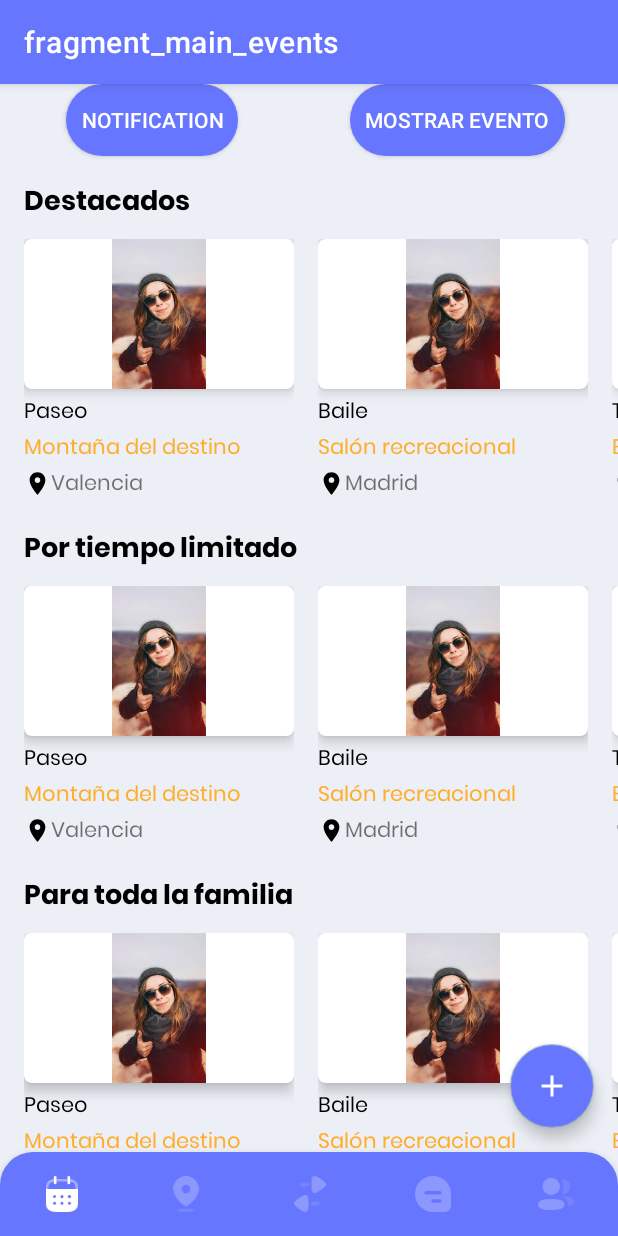
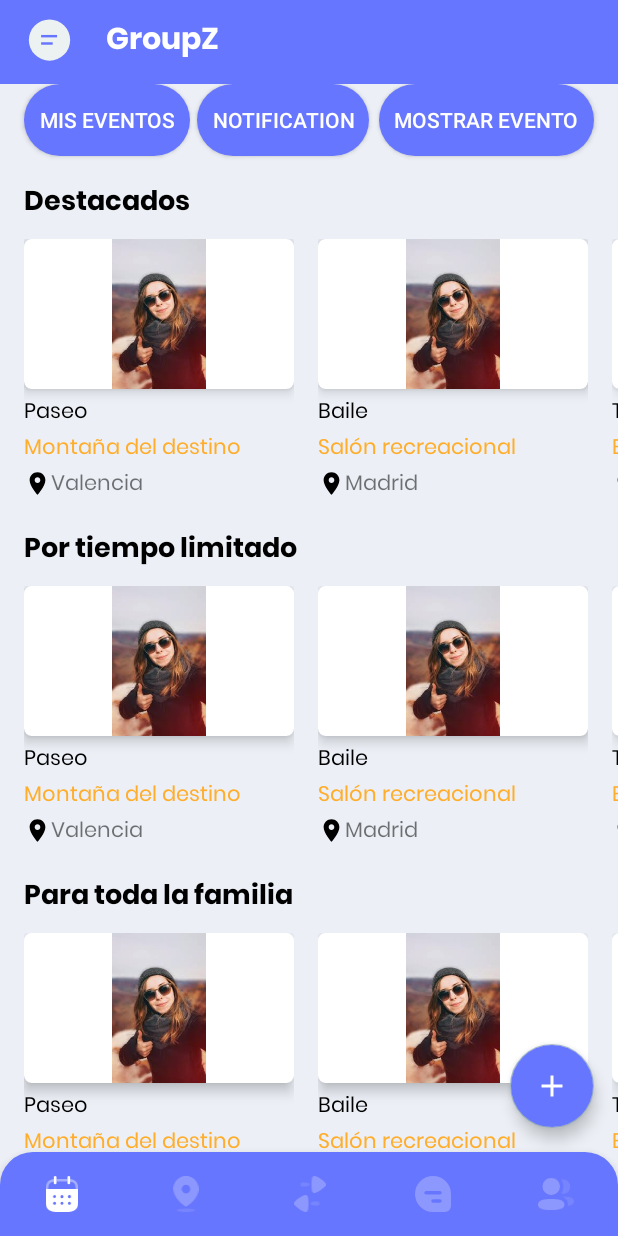
Before and after one commit to AndresOtalora01/GroupZ, an Android app: the MainEventsFragment screen opened through its navigation route, on a phone screen of 412 x 824 dp. Run offline under Robolectric (Android 15) with nearby library versions, the phone set to English and light mode, and no system bars; our stand-ins replace navigation-ui.

Commit message:
se ha añadido el navigation view, se ha añadido el fragmen de mis eventos, se a modificado la tool bar para que sea parte del layout, se an movido 2 fragments del entri_nav al main Nav i se an modificado un poca la navegavilidad para que funcionen de la misma manera

```diff
--- a/app/build.gradle
+++ b/app/build.gradle
@@ -45,9 +45,9 @@ dependencies {
     implementation 'androidx.constraintlayout:constraintlayout:2.0.4'
     implementation 'com.google.firebase:firebase-auth:20.0.2'
     implementation 'androidx.legacy:legacy-support-v4:1.0.0'
-    implementation 'androidx.navigation:navigation-fragment-ktx:2.3.2'
-    implementation 'androidx.navigation:navigation-ui-ktx:2.3.2'
-    implementation 'com.google.firebase:firebase-firestore:22.0.1'
+    implementation 'androidx.navigation:navigation-fragment-ktx:2.3.3'
+    implementation 'androidx.navigation:navigation-ui-ktx:2.3.3'
+    implementation 'com.google.firebase:firebase-firestore:22.0.2'
     implementation 'com.google.firebase:firebase-storage-ktx:19.2.1'
     testImplementation 'junit:junit:4.13.1'
     androidTestImplementation 'androidx.test.ext:junit:1.1.2'
--- a/app/src/main/java/cat/copernic/groupz/ui/activities/main/MainActivity.kt
+++ b/app/src/main/java/cat/copernic/groupz/ui/activities/main/MainActivity.kt
@@ -3,36 +3,44 @@ package cat.copernic.groupz.ui.activities.main
 import androidx.appcompat.app.AppCompatActivity
 import android.os.Bundle
 import android.view.View
+import androidx.core.view.GravityCompat
+import androidx.drawerlayout.widget.DrawerLayout
 import androidx.navigation.findNavController
-import androidx.navigation.ui.AppBarConfiguration
-import androidx.navigation.ui.setupActionBarWithNavController
-import androidx.navigation.ui.setupWithNavController
+import androidx.navigation.ui.*
 import cat.copernic.groupz.R
 import cat.copernic.groupz.databinding.ActivityMainBinding
 import com.google.android.material.bottomnavigation.BottomNavigationView
+import com.google.android.material.navigation.NavigationView
 
 class MainActivity : AppCompatActivity() {
     private lateinit var binding: ActivityMainBinding
     override fun onCreate(savedInstanceState: Bundle?) {
         super.onCreate(savedInstanceState)
+        supportActionBar!!.hide()
+
         binding = ActivityMainBinding.inflate(layoutInflater)
         val view = binding.root
         setContentView(view)
 
-
+        binding.btnMenu.setOnClickListener {
+            binding.drawerLayout.openDrawer(GravityCompat.START)
+        }
         val bottomNavigationView = binding.bottomNavigationView
         val navController = findNavController(R.id.main_nav_host_fragment)
+        val navigationView = binding.mainNavigationView
         val appBarConfiguration = AppBarConfiguration(
             setOf(
                 R.id.mainEventsFragment,
                 R.id.nearbyPeopleFragment,
                 R.id.swipeFragment,
                 R.id.chatsListFragment,
-                R.id.groupsFragment
+                R.id.groupsFragment,
             )
         )
         setupActionBarWithNavController(navController, appBarConfiguration)
         bottomNavigationView.setupWithNavController(navController)
+        NavigationUI.setupWithNavController(navigationView,navController)
+
     }
 
 }
--- a/app/src/main/java/cat/copernic/groupz/ui/activities/main/fragments/SwipeFragment.kt
+++ b/app/src/main/java/cat/copernic/groupz/ui/activities/main/fragments/SwipeFragment.kt
@@ -8,8 +8,11 @@ import android.view.LayoutInflater
 import android.view.View
 import android.view.ViewGroup
 import android.widget.ImageButton
+import android.widget.TextView
+import androidx.appcompat.app.AppCompatActivity
 import androidx.fragment.app.Fragment
 import cat.copernic.groupz.R
+
 
 
 class SwipeFragment : Fragment() {
@@ -25,11 +28,12 @@ class SwipeFragment : Fragment() {
     override fun onViewCreated(view: View, savedInstanceState: Bundle?) {
         super.onViewCreated(view, savedInstanceState)
         var buttonDialog = view.findViewById<ImageButton>(R.id.btnLike)
-
         dialog = context?.let { Dialog(it) }!!
         buttonDialog.setOnClickListener {
             openMatchDialog()
         }
+
+
     }
 
     private fun openMatchDialog() {
--- a/app/src/main/java/cat/copernic/groupz/ui/activities/main/fragments/events/MainEventsFragment.kt
+++ b/app/src/main/java/cat/copernic/groupz/ui/activities/main/fragments/events/MainEventsFragment.kt
@@ -38,6 +38,9 @@ class MainEventsFragment : Fragment() {
 
         binding.btnNotifications.setOnClickListener {
             findNavController().navigate(R.id.action_mainEventsFragment_to_notificationsFragment)
+        }
+        binding.btnMiseventos.setOnClickListener {
+            findNavController().navigate(R.id.action_mainEventsFragment_to_mayEventsFragment)
         }
 
         mainCategoryRecycler = view.findViewById(R.id.mainRecyclerEvents)
--- /dev/null
+++ b/app/src/main/res/drawable/ic_menu.xml
@@ -0,0 +1,19 @@
+<vector xmlns:android="http://schemas.android.com/apk/res/android"
+    android:width="35dp"
+    android:height="35dp"
+    android:viewportWidth="109"
+    android:viewportHeight="108">
+  <path
+      android:pathData="M12.004,50.996a42.5,42 0,1 0,85 0a42.5,42 0,1 0,-85 0z"
+      android:fillColor="#ecf1f1"/>
+  <path
+      android:pathData="M37.234,43.145L70.034,43.145"
+      android:strokeWidth="5"
+      android:fillColor="#00000000"
+      android:strokeColor="#6776fe"/>
+  <path
+      android:pathData="M37.234,58.054L61.088,58.054"
+      android:strokeWidth="5"
+      android:fillColor="#00000000"
+      android:strokeColor="#6776fe"/>
+</vector>
--- a/app/src/main/res/layout/activity_main.xml
+++ b/app/src/main/res/layout/activity_main.xml
@@ -1,10 +1,19 @@
 <?xml version="1.0" encoding="utf-8"?>
-<androidx.constraintlayout.widget.ConstraintLayout xmlns:android="http://schemas.android.com/apk/res/android"
+
+<androidx.drawerlayout.widget.DrawerLayout xmlns:android="http://schemas.android.com/apk/res/android"
     xmlns:app="http://schemas.android.com/apk/res-auto"
     xmlns:tools="http://schemas.android.com/tools"
+    android:id="@+id/drawerLayout"
     android:layout_width="match_parent"
     android:layout_height="match_parent"
+    android:orientation="vertical"
     tools:context=".ui.activities.main.MainActivity">
+
+    <androidx.constraintlayout.widget.ConstraintLayout
+
+        android:layout_width="match_parent"
+        android:layout_height="match_parent">
+
 
 
         <com.google.android.material.bottomnavigation.BottomNavigationView
@@ -12,12 +21,45 @@
             android:layout_width="match_parent"
             android:layout_height="wrap_content"
             android:background="@drawable/rounded_menu"
+            app:itemIconTint="@color/nav_icon_color"
+            app:labelVisibilityMode="unlabeled"
             app:layout_constraintBottom_toBottomOf="parent"
             app:layout_constraintEnd_toEndOf="parent"
             app:layout_constraintStart_toStartOf="parent"
-        app:itemIconTint="@color/nav_icon_color"
-        app:labelVisibilityMode="unlabeled"
             app:menu="@menu/bottom_menu" />
+
+        <LinearLayout
+            android:id="@+id/layoutToolBar"
+            android:layout_width="match_parent"
+            android:layout_height="?actionBarSize"
+            android:background="@color/blue_primary"
+            android:gravity="center_vertical"
+            android:orientation="horizontal"
+            android:paddingStart="15dp"
+            android:paddingEnd="15dp"
+            app:layout_constraintEnd_toEndOf="parent"
+            app:layout_constraintStart_toStartOf="parent"
+            app:layout_constraintTop_toTopOf="parent" >
+
+            <ImageButton
+                android:id="@+id/btnMenu"
+                android:layout_width="35dp"
+                android:layout_height="35dp"
+                android:layout_marginRight="20dp"
+                android:background="@drawable/ic_menu"
+                />
+
+            <TextView
+                android:id="@+id/tvTittleToolBar"
+                android:layout_width="wrap_content"
+                android:layout_height="wrap_content"
+                android:gravity="center"
+                android:text="GroupZ"
+                android:fontFamily="@font/poppins_bold"
+                android:textColor="@color/white"
+                android:textSize="20sp"/>
+        </LinearLayout>
+
 
         <fragment
             android:id="@+id/main_nav_host_fragment"
@@ -25,9 +67,20 @@
             android:layout_width="match_parent"
             android:layout_height="match_parent"
             app:defaultNavHost="true"
+            android:layout_marginTop="?actionBarSize"
             app:layout_constraintBottom_toBottomOf="parent"
             app:layout_constraintEnd_toEndOf="parent"
             app:layout_constraintStart_toStartOf="parent"
-        app:layout_constraintTop_toTopOf="parent"
+            app:layout_constraintTop_toTopOf="@+id/layoutToolBar"
             app:navGraph="@navigation/main_nav" />
+
     </androidx.constraintlayout.widget.ConstraintLayout>
+
+    <com.google.android.material.navigation.NavigationView
+        android:id="@+id/mainNavigationView"
+        android:layout_width="wrap_content"
+        android:layout_height="match_parent"
+        android:layout_gravity="start"
+        app:headerLayout="@layout/header_navigation_vew"
+        app:menu="@menu/main_navegation_menu" />
+</androidx.drawerlayout.widget.DrawerLayout>
--- a/app/src/main/res/layout/fragment_main_events.xml
+++ b/app/src/main/res/layout/fragment_main_events.xml
@@ -12,10 +12,23 @@
         android:id="@+id/btnNotifications"
         android:layout_width="wrap_content"
         android:layout_height="wrap_content"
-        android:layout_marginStart="44dp"
         android:background="@drawable/custom_button"
         android:padding="10dp"
         android:text="notification"
+        android:textColor="@color/white"
+        app:layout_constraintEnd_toEndOf="parent"
+        app:layout_constraintHorizontal_bias="0.441"
+        app:layout_constraintStart_toStartOf="parent"
+        app:layout_constraintTop_toTopOf="parent" />
+
+    <android.widget.Button
+        android:id="@+id/btnMiseventos"
+        android:layout_width="wrap_content"
+        android:layout_height="wrap_content"
+        android:layout_marginStart="16dp"
+        android:background="@drawable/custom_button"
+        android:padding="10dp"
+        android:text="Mis eventos"
         android:textColor="@color/white"
         app:layout_constraintStart_toStartOf="parent"
         app:layout_constraintTop_toTopOf="parent" />
@@ -30,7 +43,7 @@
         android:text="mostrar evento"
         android:textColor="@color/white"
         app:layout_constraintEnd_toEndOf="parent"
-        app:layout_constraintHorizontal_bias="0.869"
+        app:layout_constraintHorizontal_bias="0.94"
         app:layout_constraintStart_toStartOf="parent"
         app:layout_constraintTop_toTopOf="parent" />
 
--- /dev/null
+++ b/app/src/main/res/menu/main_navegation_menu.xml
@@ -0,0 +1,9 @@
+<?xml version="1.0" encoding="utf-8"?>
+<menu xmlns:android="http://schemas.android.com/apk/res/android">
+    <item
+        android:id="@+id/profileFragment"
+        android:title="perfil"/>
+    <item
+        android:id="@+id/logOutFragment"
+        android:title="acount"/>
+    </menu>
--- a/app/src/main/res/navigation/main_nav.xml
+++ b/app/src/main/res/navigation/main_nav.xml
@@ -23,6 +23,9 @@
         <action
             android:id="@+id/action_mainEventsFragment_to_notificationsFragment"
             app:destination="@id/notificationsFragment" />
+        <action
+            android:id="@+id/action_mainEventsFragment_to_mayEventsFragment"
+            app:destination="@id/mayEventsFragment" />
     </fragment>
     <fragment
         android:id="@+id/nearbyPeopleFragment"
@@ -93,4 +96,27 @@
         android:name="cat.copernic.groupz.ui.activities.main.fragments.notifications.NotificationsFragment"
         android:label="fragment_notifications"
         tools:layout="@layout/fragment_notifications" />
+    <fragment
+        android:id="@+id/logOutFragment"
+        android:name="cat.copernic.groupz.ui.activities.home.fragments.LogOutFragment"
+        android:label="fragment_log_out"
+        tools:layout="@layout/fragment_log_out" >
+        <action
+            android:id="@+id/action_logOutFragment_to_deleteConfirmationFragment"
+            app:destination="@id/deleteConfirmationFragment" />
+    </fragment>
+    <fragment
+        android:id="@+id/deleteConfirmationFragment"
+        android:name="cat.copernic.groupz.ui.activities.home.fragments.DeleteConfirmationFragment"
+        android:label="fragment_delete_confirmation"
+        tools:layout="@layout/fragment_delete_confirmation" >
+        <action
+            android:id="@+id/action_deleteConfirmationFragment_to_logOutFragment"
+            app:destination="@id/logOutFragment" />
+    </fragment>
+    <fragment
+        android:id="@+id/mayEventsFragment"
+        android:name="cat.copernic.groupz.ui.activities.main.fragments.events.MayEventsFragment"
+        android:label="fragment_may_events"
+        tools:layout="@layout/fragment_may_events" />
 </navigation>
```
Also changed, not shown: app/src/main/java/cat/copernic/groupz/ui/activities/home/fragments/DeleteConfirmationFragment.kt (+9 -3 lines), app/src/main/java/cat/copernic/groupz/ui/activities/home/fragments/LogOutFragment.kt (+7 -2 lines), app/src/main/java/cat/copernic/groupz/ui/activities/main/fragments/events/MayEventsFragment.kt (added, +47 -0 lines), app/src/main/res/layout/fragment_may_events.xml (added, +40 -0 lines), app/src/main/res/layout/header_navigation_vew.xml (added, +27 -0 lines), app/src/main/res/navigation/entry_nav.xml (+0 -21 lines). Lines whose indentation alone changed are shown as unchanged.
